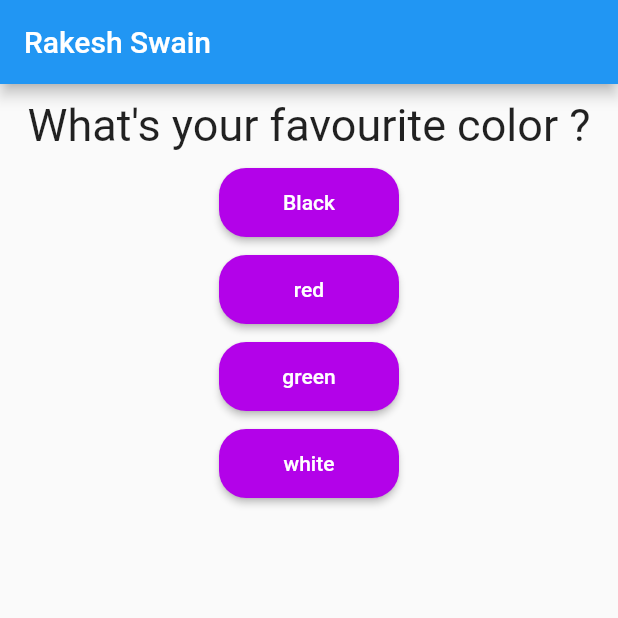
After one commit to Rakesh-swain/Quiz_App, a Flutter app: the screen it shows after launch, on a phone screen of 412 x 824 dp, the top half of it. The commit adds this screen. Run offline on Flutter 3.47's test engine with Material 2 defaults, Android fonts, the phone set to English and light mode, and no system bars.

Commit message:
split app into two quiz & result widget

```diff
--- a/lib/main.dart
+++ b/lib/main.dart
@@ -1,8 +1,8 @@
 // ignore_for_file: deprecated_member_use
 
 import 'package:flutter/material.dart';
-import './question.dart';
-import './answer.dart';
+import './quiz.dart';
+import './result.dart';
 
 void main() => runApp(MyApp());
 
@@ -50,16 +50,12 @@ class _MyAppState extends State<MyApp> {
           title: const Text('Rakesh Swain'),
         ),
         body: _questionIndex < _questions.length
-            ? Column(children: [
-                Question(_questions[_questionIndex]['questionText'] as String),
-                ...(_questions[_questionIndex]['answers'] as List<String>)
-                    .map((answer) {
-                  return Answer(_answerQuestion, answer);
-                }).toList()
-              ])
-            : Center(
-                child: Text("You did it !"),
-              ),
+            ? Quiz(
+                answerQuestion: _answerQuestion,
+                questionIndex: _questionIndex,
+                questions: _questions,
+              )
+            : Result(),
       ),
     );
   }
--- /dev/null
+++ b/lib/quiz.dart
@@ -0,0 +1,23 @@
+import 'package:flutter/material.dart';
+import './question.dart';
+import './answer.dart';
+
+class Quiz extends StatelessWidget {
+  final List<Map<String, Object>> questions;
+  final int questionIndex;
+  final VoidCallback answerQuestion;
+
+  Quiz(
+      {required this.questions,
+      required this.answerQuestion,
+      required this.questionIndex});
+  @override
+  Widget build(BuildContext context) {
+    return Column(children: [
+      Question(questions[questionIndex]['questionText'] as String),
+      ...(questions[questionIndex]['answers'] as List<String>).map((answer) {
+        return Answer(answerQuestion, answer);
+      }).toList()
+    ]);
+  }
+}
```
Also changed, not shown: lib/result.dart (added, +10 -0 lines).
